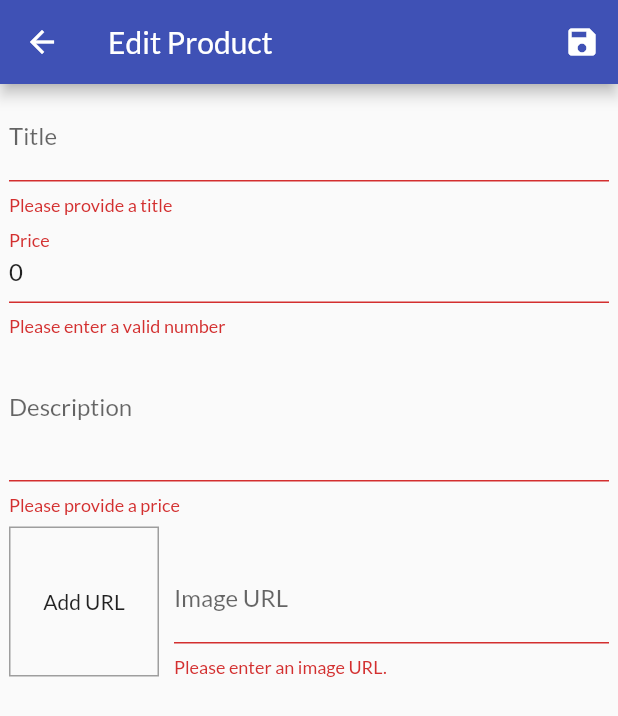
After one commit to harel-tussi/Flutter-Shop-App, a Flutter app: the EditProductScreen screen opened by its route, after a tap on the "save" icon, on a phone screen of 412 x 824 dp. The commit adds this screen. Shown: the top 716 px of the screen. Run offline on Flutter 3.47's test engine with Material 2 defaults, Android fonts, the phone set to English and light mode, and no system bars; network calls fail.

```diff
--- a/lib/main.dart
+++ b/lib/main.dart
@@ -2,7 +2,9 @@ import 'package:flutter/material.dart';
 import 'package:flutter_proj/providers/cart.dart';
 import 'package:flutter_proj/providers/orders.dart';
 import 'package:flutter_proj/screens/cart_screen.dart';
+import 'package:flutter_proj/screens/edit_product_screen.dart';
 import 'package:flutter_proj/screens/orders_screen.dart';
+import 'package:flutter_proj/screens/user_prosucts_screen.dart';
 import 'package:provider/provider.dart';
 
 import './screens/product_details_screen.dart';
@@ -41,7 +43,9 @@ class MyApp extends StatelessWidget {
         routes: {
           ProductDetailsScreen.routeName: (ctx) => ProductDetailsScreen(),
           CartScreen.routeName: (ctx) => CartScreen(),
-          OrdersScreen.routeName: (ctx) => OrdersScreen()
+          OrdersScreen.routeName: (ctx) => OrdersScreen(),
+          UserProductsScreen.routeName: (ctx) => UserProductsScreen(),
+          EditProductScreen.routeName: (ctx) => EditProductScreen()
         },
       ),
     );
--- a/lib/providers/product.dart
+++ b/lib/providers/product.dart
@@ -18,6 +18,24 @@ class Product with ChangeNotifier {
     this.isFavorite = false,
   });
 
+  Product copyWith({
+    String id,
+    String title,
+    String description,
+    double price,
+    String imageUrl,
+    bool isFavorite,
+  }) {
+    return Product(
+      id: id ?? this.id,
+      title: title ?? this.title,
+      description: description ?? this.description,
+      price: price ?? this.price,
+      imageUrl: imageUrl ?? this.imageUrl,
+      isFavorite: isFavorite ?? this.isFavorite,
+    );
+  }
+
   void toggleFavoriteStatus() {
     isFavorite = !isFavorite;
     notifyListeners();
--- a/lib/providers/products.dart
+++ b/lib/providers/products.dart
@@ -18,8 +18,31 @@ class Products with ChangeNotifier {
     return _items.firstWhere((prod) => prod.id == id);
   }
 
-  void addProduct() {
-    // _items.add();
+  void addProduct(Product product) {
+    final newProduct = Product(
+        title: product.title,
+        price: product.price,
+        imageUrl: product.imageUrl,
+        description: product.description,
+        id: DateTime.now().toString());
+    _items.add(newProduct);
+    notifyListeners();
+  }
+
+  void updateProduct(String id, Product newProduct) {
+    print(id);
+    print(newProduct);
+    final prodIndex = _items.indexWhere((prod) => prod.id == id);
+    print(prodIndex);
+    if (prodIndex < 0) {
+      return;
+    }
+    _items[prodIndex] = newProduct;
+    notifyListeners();
+  }
+
+  void deleteProduct(String id) {
+    _items.removeWhere((prod) => prod.id == id);
     notifyListeners();
   }
 }
--- /dev/null
+++ b/lib/screens/edit_product_screen.dart
@@ -0,0 +1,237 @@
+import 'package:flutter/material.dart';
+import 'package:flutter_proj/providers/product.dart';
+import 'package:flutter_proj/providers/products.dart';
+import 'package:provider/provider.dart';
+
+class EditProductScreen extends StatefulWidget {
+  static const routeName = "/edit-produtcs";
+
+  @override
+  _EditProductScreenState createState() => _EditProductScreenState();
+}
+
+class _EditProductScreenState extends State<EditProductScreen> {
+  final _priceFocusNode = FocusNode();
+  final _descriptionFocusNode = FocusNode();
+  final _imageUrlFocusNode = FocusNode();
+  final _form = GlobalKey<FormState>();
+  final _imageUrlController = TextEditingController();
+  bool _isInit = false;
+  var _editedProduct = Product(
+      id: null,
+      title: "",
+      description: "",
+      imageUrl: "",
+      price: 0,
+      isFavorite: false);
+  var _initValues = {
+    "title": "",
+    "description": "",
+    "price": 0,
+    "imageUrl": ""
+  };
+
+  @override
+  void initState() {
+    _imageUrlFocusNode.addListener(_updateImageUrl);
+    super.initState();
+  }
+
+  @override
+  void didChangeDependencies() {
+    if (!_isInit) {
+      final productId = ModalRoute.of(context).settings.arguments;
+      print(productId);
+      if (productId != null) {
+        final product =
+            Provider.of<Products>(context, listen: false).findById(productId);
+        _editedProduct = product;
+        _initValues = {
+          "title": product.title,
+          "price": product.price,
+          "description": product.description,
+          "imageUrl": product.imageUrl,
+        };
+        _imageUrlController.text = product.imageUrl;
+      }
+    }
+    _isInit = true;
+    super.didChangeDependencies();
+  }
+
+  @override
+  void dispose() {
+    _imageUrlFocusNode.removeListener(_updateImageUrl);
+    _priceFocusNode.dispose();
+    _descriptionFocusNode.dispose();
+    _imageUrlFocusNode.dispose();
+    super.dispose();
+  }
+
+  void _updateImageUrl() {
+    if (!_imageUrlFocusNode.hasFocus) {
+      setState(() {});
+    }
+  }
+
+  void saveForm() {
+    final isValid = _form.currentState.validate();
+    if (!isValid) {
+      return;
+    }
+    _form.currentState.save();
+    final productsProvider = Provider.of<Products>(context, listen: false);
+    if (_editedProduct.id != null) {
+      productsProvider.updateProduct(_editedProduct.id, _editedProduct);
+      Navigator.of(context).pop();
+    } else {
+      productsProvider.addProduct(_editedProduct);
+      Navigator.of(context).pop();
+    }
+  }
+
+  @override
+  Widget build(BuildContext context) {
+    return Scaffold(
+      appBar: AppBar(
+        title: Text("Edit Product"),
+        actions: <Widget>[
+          IconButton(
+            icon: Icon(Icons.save),
+            onPressed: saveForm,
+          )
+        ],
+      ),
+      body: Padding(
+        padding: const EdgeInsets.all(6.0),
+        child: Form(
+          key: _form,
+          child: ListView(
+            children: <Widget>[
+              TextFormField(
+                initialValue: _initValues["title"],
+                decoration: InputDecoration(labelText: "Title"),
+                textInputAction: TextInputAction.next,
+                onFieldSubmitted: (_) {
+                  FocusScope.of(context).requestFocus(_priceFocusNode);
+                },
+                onSaved: (value) {
+                  _editedProduct = _editedProduct.copyWith(title: value);
+                },
+                validator: (value) {
+                  if (value.isEmpty) {
+                    return "Please provide a title";
+                  }
+                  return null;
+                },
+              ),
+              TextFormField(
+                initialValue: _initValues["price"].toString(),
+                decoration: InputDecoration(labelText: "Price"),
+                textInputAction: TextInputAction.next,
+                keyboardType: TextInputType.number,
+                focusNode: _priceFocusNode,
+                onFieldSubmitted: (_) {
+                  FocusScope.of(context).requestFocus(_descriptionFocusNode);
+                },
+                onSaved: (value) {
+                  _editedProduct =
+                      _editedProduct.copyWith(price: double.parse(value));
+                },
+                validator: (value) {
+                  if (value.isEmpty) {
+                    return "Please provide a price";
+                  }
+                  if (double.tryParse(value) == null ||
+                      value == 0 ||
+                      value == "0") {
+                    return "Please enter a valid number";
+                  }
+
+                  return null;
+                },
+              ),
+              TextFormField(
+                initialValue: _initValues["description"],
+                maxLines: 3,
+                decoration: InputDecoration(labelText: "Description"),
+                textInputAction: TextInputAction.next,
+                keyboardType: TextInputType.multiline,
+                focusNode: _descriptionFocusNode,
+                onFieldSubmitted: (_) {},
+                onSaved: (value) {
+                  _editedProduct = _editedProduct.copyWith(description: value);
+                },
+                validator: (value) {
+                  if (value.isEmpty) {
+                    return "Please provide a price";
+                  }
+                  if (value.length < 10) {
+                    return "Should be at least 10 characters";
+                  }
+                  return null;
+                },
+              ),
+              Row(
+                crossAxisAlignment: CrossAxisAlignment.end,
+                children: <Widget>[
+                  Container(
+                    width: 100,
+                    height: 100,
+                    margin: EdgeInsets.only(top: 8, right: 10),
+                    decoration: BoxDecoration(
+                      border: Border.all(width: 1, color: Colors.grey),
+                    ),
+                    child: Container(
+                      child: _imageUrlController.text.isNotEmpty
+                          ? Image.network(
+                              _imageUrlController.text,
+                              fit: BoxFit.cover,
+                            )
+                          : Container(
+                              alignment: Alignment.center,
+                              child: Text(
+                                "Add URL",
+                                textAlign: TextAlign.center,
+                              ),
+                            ),
+                    ),
+                  ),
+                  Expanded(
+                    child: TextFormField(
+                      decoration: InputDecoration(labelText: "Image URL"),
+                      keyboardType: TextInputType.url,
+                      textInputAction: TextInputAction.done,
+                      focusNode: _imageUrlFocusNode,
+                      controller: _imageUrlController,
+                      onSaved: (value) {
+                        _editedProduct =
+                            _editedProduct.copyWith(imageUrl: value);
+                      },
+                      onFieldSubmitted: (_) {
+                        saveForm();
+                      },
+                      validator: (value) {
+                        if (value.isEmpty) {
+                          return 'Please enter an image URL.';
+                        }
+                        if (!value.startsWith("http")) {
+                          return 'Please enter a valid URL.';
+                        }
+                        if (!value.endsWith("png") && !value.endsWith("jpg")) {
+                          print("here2");
+                          return 'Please enter a valid URL.';
+                        }
+                        return null;
+                      },
+                    ),
+                  ),
+                ],
+              )
+            ],
+          ),
+        ),
+      ),
+    );
+  }
+}
--- a/lib/widgets/app_drawer.dart
+++ b/lib/widgets/app_drawer.dart
@@ -25,6 +25,14 @@ class AppDrawer extends StatelessWidget {
               Navigator.of(context).pushReplacementNamed('/orders');
             },
           ),
+          Divider(),
+          ListTile(
+            leading: Icon(Icons.edit),
+            title: Text("Manage Products"),
+            onTap: () {
+              Navigator.of(context).pushReplacementNamed('/user-products');
+            },
+          ),
         ],
       ),
     );
```
Also changed, not shown: lib/providers/cart.dart (+21 -0 lines), lib/screens/user_prosucts_screen.dart (added, +45 -0 lines), lib/widgets/cart_item.dart (+23 -0 lines), lib/widgets/product_item.dart (+15 -1 lines), lib/widgets/user_product_item.dart (added, +44 -0 lines), 1 other file.
